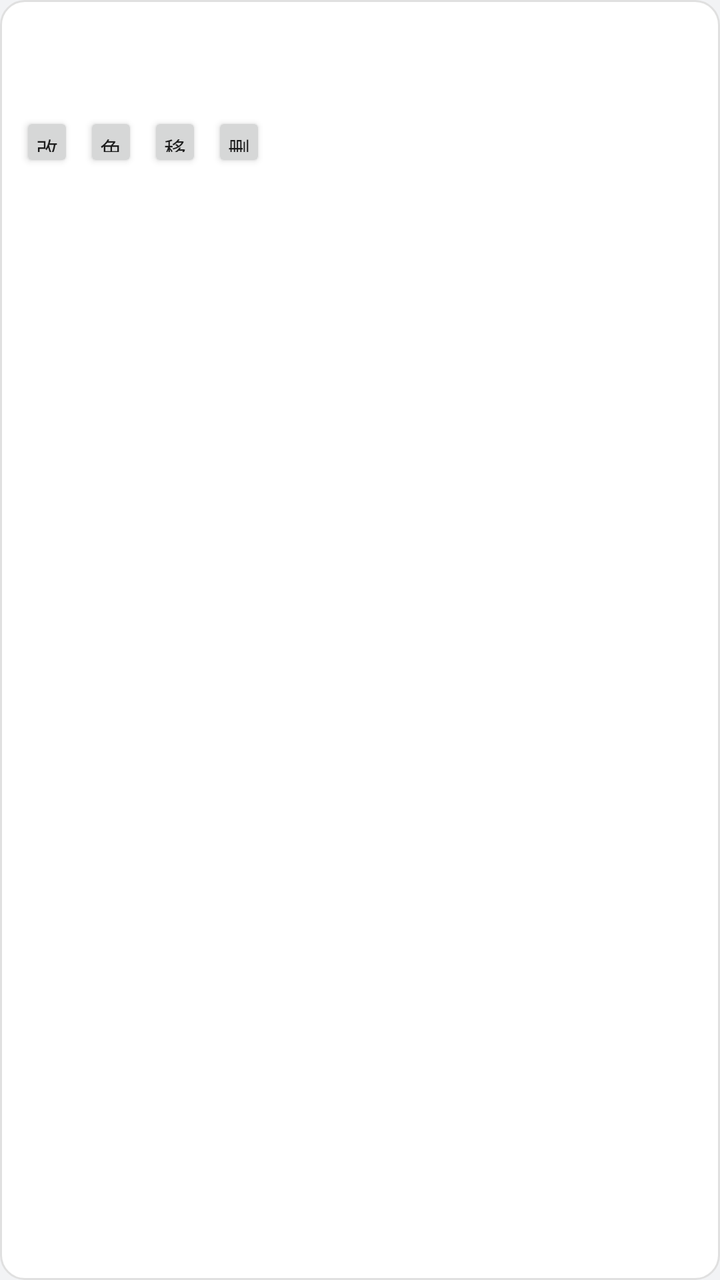
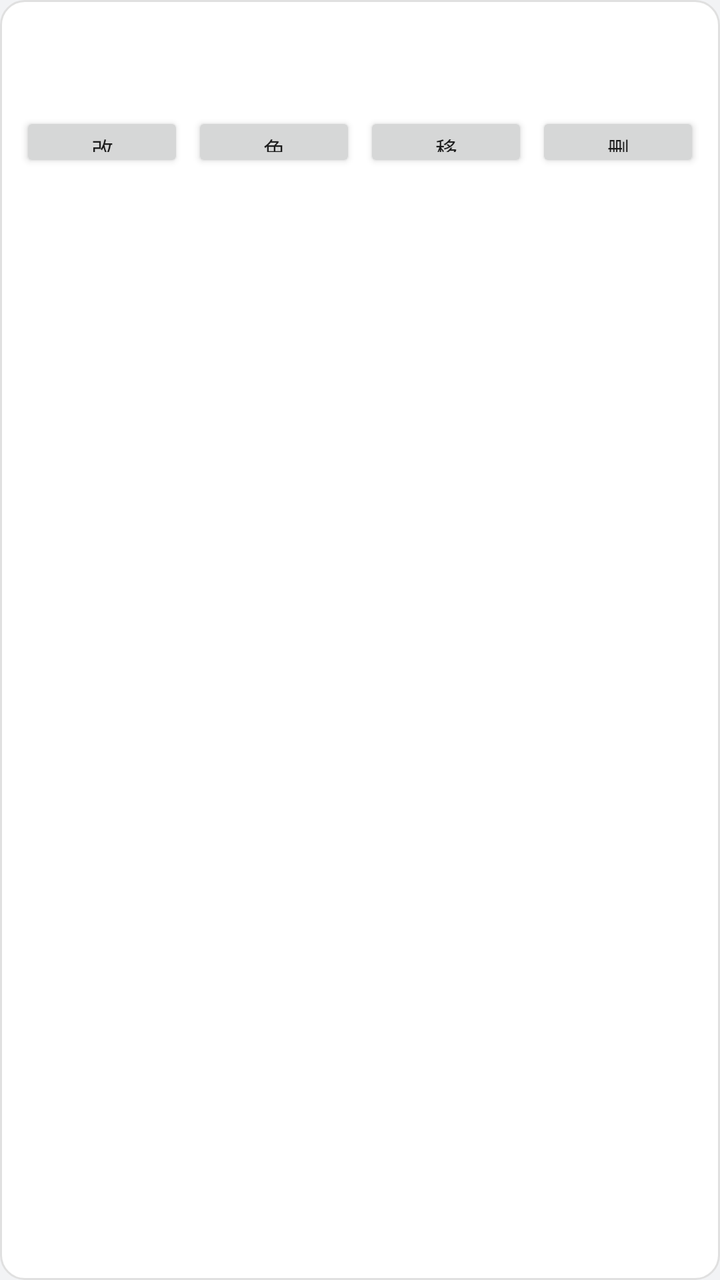

Screens rendered from an Android XML layout before and after an edit, with the pre-edit source and the edit as a unified diff.
<!-- AndroidManifest.xml: application theme Theme.Notes -->
<!-- res/layout/item_note.xml -->
<?xml version="1.0" encoding="utf-8"?>
<LinearLayout xmlns:android="http://schemas.android.com/apk/res/android"
    android:layout_width="match_parent"
    android:layout_height="wrap_content"
    android:layout_marginBottom="8dp"
    android:background="@drawable/note_bg"
    android:orientation="vertical"
    android:padding="10dp">

    <TextView
        android:id="@+id/tvText"
        android:layout_width="match_parent"
        android:layout_height="wrap_content"
        android:minHeight="40dp"
        android:textColor="@color/ink"
        android:textSize="15sp" />

    <HorizontalScrollView
        android:layout_width="match_parent"
        android:layout_height="wrap_content"
        android:layout_marginTop="6dp"
        android:scrollbars="none">

        <LinearLayout
            android:layout_width="wrap_content"
            android:layout_height="wrap_content"
            android:orientation="horizontal">

            <Button
                android:id="@+id/btnEdit"
                android:layout_width="wrap_content"
                android:layout_height="30dp"
                android:layout_marginEnd="5dp"
                android:minWidth="0dp"
                android:paddingHorizontal="8dp"
                android:text="改"
                android:textSize="11sp" />

            <Button
                android:id="@+id/btnColor"
                android:layout_width="wrap_content"
                android:layout_height="30dp"
                android:layout_marginEnd="5dp"
                android:minWidth="0dp"
                android:paddingHorizontal="8dp"
                android:text="色"
                android:textSize="11sp" />

            <Button
                android:id="@+id/btnMove"
                android:layout_width="wrap_content"
                android:layout_height="30dp"
                android:layout_marginEnd="5dp"
                android:minWidth="0dp"
                android:paddingHorizontal="8dp"
                android:text="移"
                android:textSize="11sp" />

            <Button
                android:id="@+id/btnDelete"
                android:layout_width="wrap_content"
                android:layout_height="30dp"
                android:minWidth="0dp"
                android:paddingHorizontal="8dp"
                android:text="删"
                android:textSize="11sp" />
        </LinearLayout>
    </HorizontalScrollView>
</LinearLayout>
<!-- resources referenced by this layout -->
<resources>
  <color name="ink">#212121</color>
  <!-- drawable note_bg (drawable) -->
  <?xml version="1.0" encoding="utf-8"?>
  <shape xmlns:android="http://schemas.android.com/apk/res/android"
      android:shape="rectangle">
      <solid android:color="#FFFFFF" />
      <stroke android:width="1dp" android:color="#E0E0E0" />
      <corners android:radius="12dp" />
  </shape>
  <style name="Theme.Notes" parent="Theme.MaterialComponents.DayNight.NoActionBar">
          <item name="colorPrimary">@color/brand</item>
          <item name="colorPrimaryDark">@color/brand_dark</item>
          <item name="colorAccent">@color/brand</item>
          
          <item name="android:statusBarColor">@android:color/transparent</item>
          <item name="android:windowLightStatusBar">false</item>
          <item name="android:windowBackground">@color/bg</item>
      </style>
  <color name="brand">#00897B</color>
  <color name="brand_dark">#00695C</color>
  <color name="bg">#F2F3F5</color>
</resources>

<!-- the commit's change to res/layout/item_note.xml (unified diff, before → after) -->
@@ -15,55 +15,55 @@
         android:textColor="@color/ink"
         android:textSize="15sp" />
 
-    <HorizontalScrollView
+    
+    <LinearLayout
         android:layout_width="match_parent"
         android:layout_height="wrap_content"
         android:layout_marginTop="6dp"
-        android:scrollbars="none">
+        android:orientation="horizontal"
+        android:weightSum="4">
 
-        <LinearLayout
-            android:layout_width="wrap_content"
-            android:layout_height="wrap_content"
-            android:orientation="horizontal">
+        <Button
+            android:id="@+id/btnEdit"
+            android:layout_width="0dp"
+            android:layout_height="30dp"
+            android:layout_weight="1"
+            android:layout_marginEnd="4dp"
+            android:minWidth="0dp"
+            android:paddingHorizontal="0dp"
+            android:text="改"
+            android:textSize="11sp" />
 
-            <Button
-                android:id="@+id/btnEdit"
-                android:layout_width="wrap_content"
-                android:layout_height="30dp"
-                android:layout_marginEnd="5dp"
-                android:minWidth="0dp"
-                android:paddingHorizontal="8dp"
-                android:text="改"
-                android:textSize="11sp" />
+        <Button
+            android:id="@+id/btnColor"
+            android:layout_width="0dp"
+            android:layout_height="30dp"
+            android:layout_weight="1"
+            android:layout_marginEnd="4dp"
+            android:minWidth="0dp"
+            android:paddingHorizontal="0dp"
+            android:text="色"
+            android:textSize="11sp" />
 
-            <Button
-                android:id="@+id/btnColor"
-                android:layout_width="wrap_content"
-                android:layout_height="30dp"
-                android:layout_marginEnd="5dp"
-                android:minWidth="0dp"
-                android:paddingHorizontal="8dp"
-                android:text="色"
-                android:textSize="11sp" />
+        <Button
+            android:id="@+id/btnMove"
+            android:layout_width="0dp"
+            android:layout_height="30dp"
+            android:layout_weight="1"
+            android:layout_marginEnd="4dp"
+            android:minWidth="0dp"
+            android:paddingHorizontal="0dp"
+            android:text="移"
+            android:textSize="11sp" />
 
-            <Button
-                android:id="@+id/btnMove"
-                android:layout_width="wrap_content"
-                android:layout_height="30dp"
-                android:layout_marginEnd="5dp"
-                android:minWidth="0dp"
-                android:paddingHorizontal="8dp"
-                android:text="移"
-                android:textSize="11sp" />
-
-            <Button
-                android:id="@+id/btnDelete"
-                android:layout_width="wrap_content"
-                android:layout_height="30dp"
-                android:minWidth="0dp"
-                android:paddingHorizontal="8dp"
-                android:text="删"
-                android:textSize="11sp" />
-        </LinearLayout>
-    </HorizontalScrollView>
+        <Button
+            android:id="@+id/btnDelete"
+            android:layout_width="0dp"
+            android:layout_height="30dp"
+            android:layout_weight="1"
+            android:minWidth="0dp"
+            android:paddingHorizontal="0dp"
+            android:text="删"
+            android:textSize="11sp" />
+    </LinearLayout>
 </LinearLayout>
